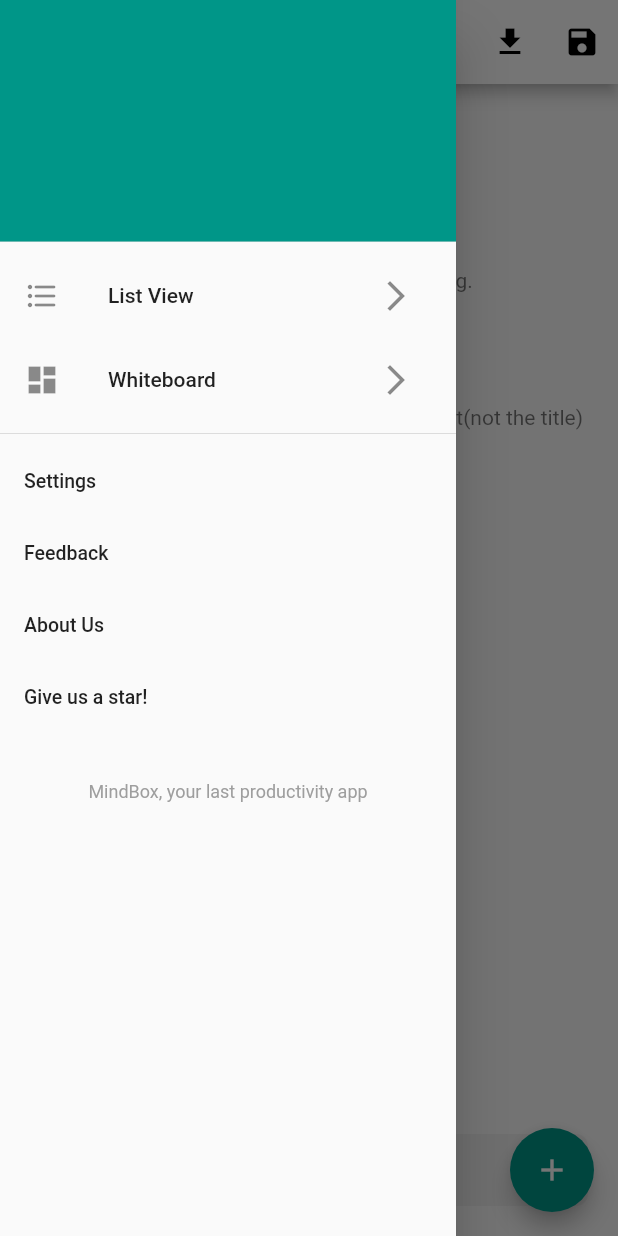
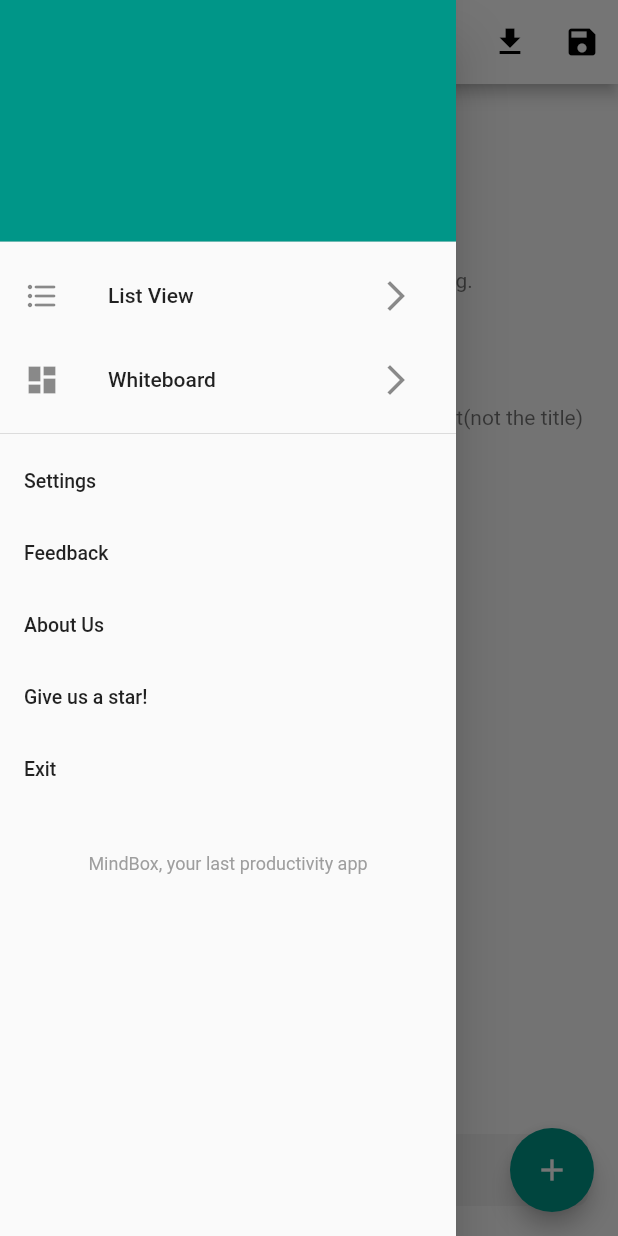
Before and after one commit to Colin-XKL/sticky, a Flutter app: the screen it shows after launch, with the side drawer open, on a phone screen of 412 x 824 dp. Run offline on Flutter 3.47's test engine with Material 2 defaults, Android fonts, the phone set to English and light mode, and no system bars; our stand-ins replace get, get_storage, localstorage, package_info_plus, sentry, sentry_flutter; missing offline and left inert: webdav_client; Roboto replaces fonts that are missing (Sans).

Commit message:
add exit button

```diff
--- a/lib/main.dart
+++ b/lib/main.dart
@@ -1,3 +1,5 @@
+import 'dart:io';
+
 import 'package:flutter/widgets.dart';
 import 'package:flutter/material.dart';
 import 'package:flutter/services.dart';
@@ -57,15 +59,15 @@ class MyApp extends StatelessWidget {
       theme: ThemeData(
           primarySwatch: Colors.teal,
           primaryColor: Colors.white,
-          primaryColorLight: Colors.teal,
+          // primaryColorLight: Colors.teal,
           // primaryColorDark: Colors.yellow,
           // focusColor: Colors.lightGreen,
           fontFamily: 'Sans'),
       darkTheme: ThemeData(
           brightness: ThemeData.dark().brightness,
+          secondaryHeaderColor: Colors.teal,
           accentColor: Colors.teal,
           primarySwatch: Colors.teal,
-          // primaryColor: Colors.blueGrey,
           // primaryColorLight: Colors.teal,
           // primaryColorDark: Colors.yellow,
           // focusColor: Colors.blueGrey,
@@ -208,6 +210,11 @@ class _MyHomeState extends State<MyHome> {
                     dense: true,
                     onTap: () {},
                   ),
+                  ListTile(
+                    title: Text('Exit'),
+                    dense: true,
+                    onTap: () => {exit(0)},
+                  ),
                   Padding(
                     padding: EdgeInsets.fromLTRB(0, 32, 0, 0),
                     child: Text(
--- a/pubspec.yaml
+++ b/pubspec.yaml
@@ -15,7 +15,7 @@ publish_to: 'none' # Remove this line if you wish to publish to pub.dev
 # In iOS, build-name is used as CFBundleShortVersionString while build-number used as CFBundleVersion.
 # Read more about iOS versioning at
 # https://developer.apple.com/library/archive/documentation/General/Reference/InfoPlistKeyReference/Articles/CoreFoundationKeys.html
-version: 0.41.0+1
+version: 0.42.0+1
 
 environment:
   sdk: '>=2.12.0 <3.0.0'
```
